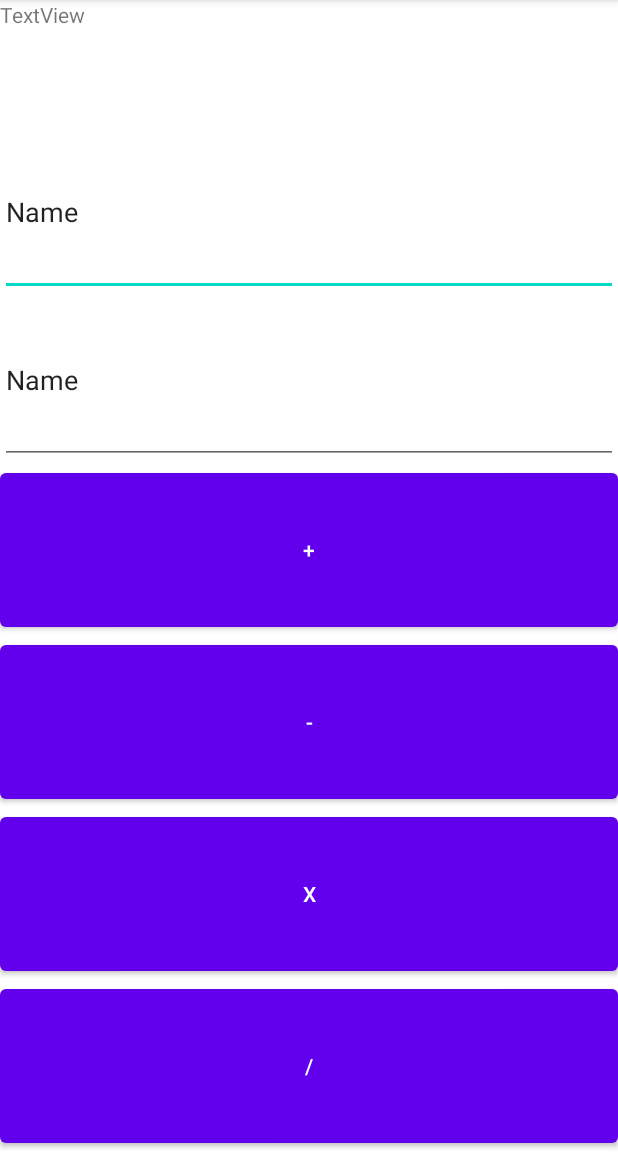
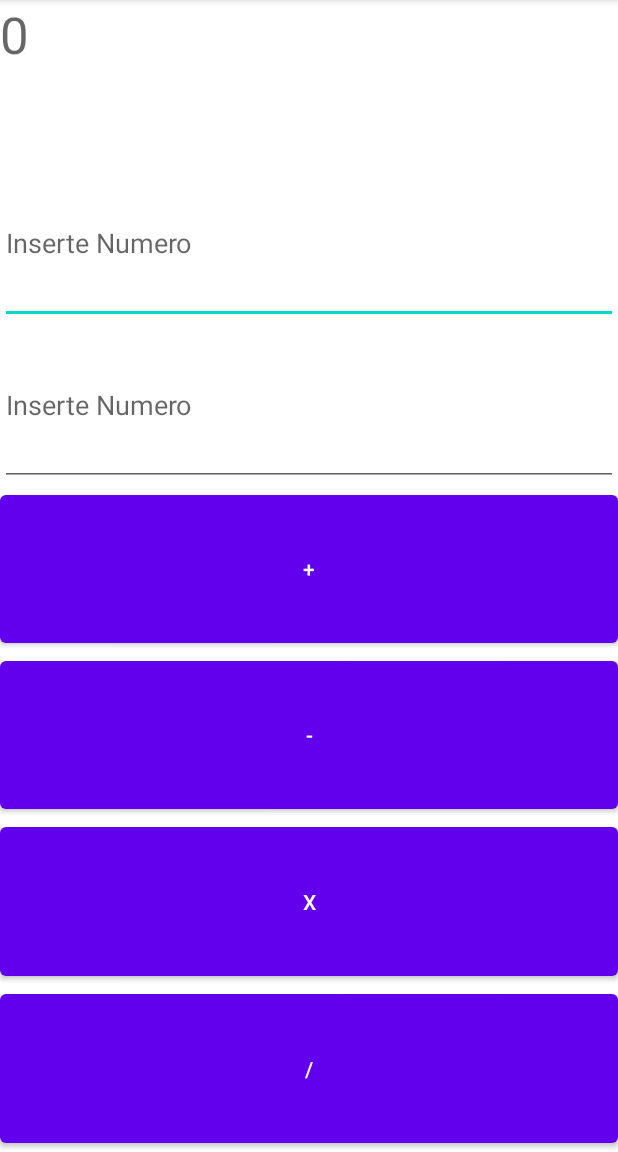
Before and after one commit to Jolmoz/CalculadoraApp, an Android app: the screen it shows after launch (MainActivity), on a phone screen of 412 x 824 dp, the part 84-1236 px from its top. Run offline under Robolectric (Android 15) with nearby library versions, the phone set to English and light mode, and no system bars.

Commit message:
basic hints added

```diff
--- a/app/src/main/res/layout/activity_main.xml
+++ b/app/src/main/res/layout/activity_main.xml
@@ -9,10 +9,12 @@
 
     <TextView
         android:id="@+id/response"
-        android:layout_width="wrap_content"
+        android:layout_width="match_parent"
         android:layout_height="wrap_content"
         android:layout_weight="1"
-        android:text="TextView" />
+        android:text="0"
+        android:textColor="@color/material_on_surface_emphasis_medium"
+        android:textSize="34sp" />
 
     <EditText
         android:id="@+id/editTextTextPersonName2"
@@ -21,8 +23,7 @@
         android:layout_weight="1"
         android:ems="10"
         android:hint="Inserte Numero"
-        android:inputType="textPersonName"
-        android:text="Name" />
+        android:inputType="number" />
 
     <EditText
         android:id="@+id/editTextTextPersonName"
@@ -31,8 +32,7 @@
         android:layout_weight="1"
         android:ems="10"
         android:hint="Inserte Numero"
-        android:inputType="textPersonName"
-        android:text="Name" />
+        android:inputType="number" />
 
     <Button
         android:id="@+id/button_add"
```
